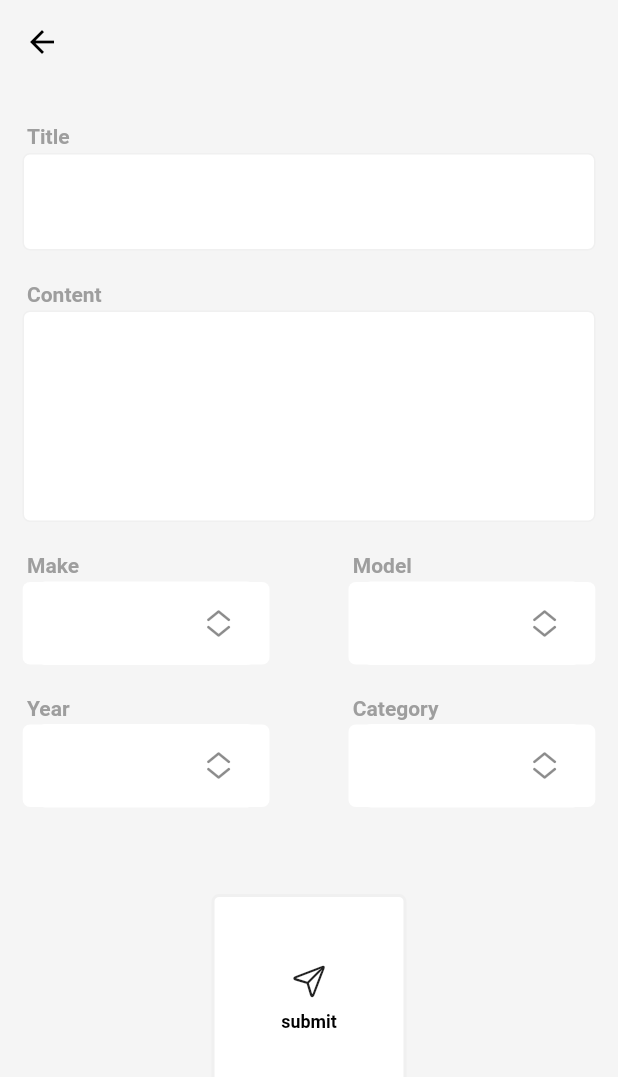
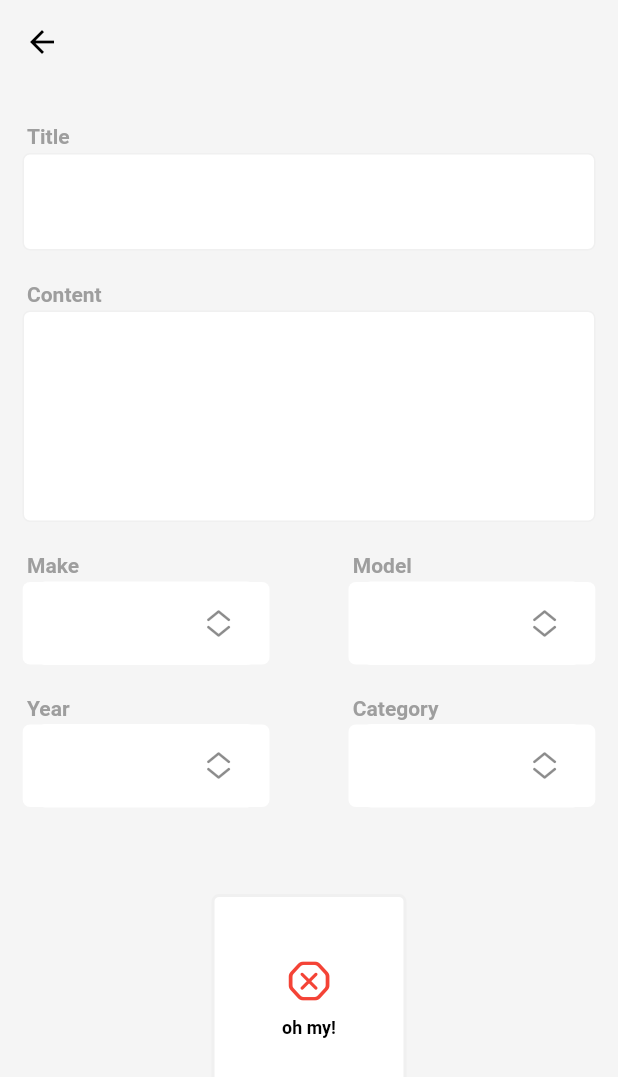
Before and after one commit to willroyMyles/autoparts, a Flutter app: the CreatePost screen opened directly, on a phone screen of 412 x 824 dp. Shown: the top 1077 px of the screen. Run offline on Flutter 3.47's test engine with Material 2 defaults, Android fonts, the light colour scheme and no system bars; our stand-ins replace csv, dio, entry, get, get_storage, google_sign_in and 2 more; missing offline and left inert: dart:ffi, google_sign_in_dartio; accounts and stored records are empty.

Commit message:
Able to post a post

```diff
--- a/lib/backend/network/post/post.executor.dart
+++ b/lib/backend/network/post/post.executor.dart
@@ -12,6 +12,12 @@ mixin PostExecutor {
   @protected
   Future<dynamic> postCreatePost(
       {dynamic data, Map<String, dynamic>? params}) async {
+    if (params != null) {
+      params.putIfAbsent("userId", () => infoService.userInfo.value.userId);
+    } else {
+      params = {};
+      params.putIfAbsent("userId", () => infoService.userInfo.value.userId);
+    }
     var res = await baseEx.create(postPath, data: data, params: params);
     return Future.value(res);
   }
--- a/lib/frontend/components/inputOptionFormField.dart
+++ b/lib/frontend/components/inputOptionFormField.dart
@@ -101,6 +101,11 @@ class InputOptionFormField extends StatelessWidget {
               child: LayoutBuilder(builder: (context, con) {
                 return IgnorePointer(
                   child: TextFormField(
+                    validator: (text) {
+                      if (text!.isEmpty) {
+                        return "$label can not be empty";
+                      }
+                    },
                     controller: crtl,
                     decoration: InputDecoration(
                         filled: true,
--- a/lib/frontend/components/inputTextFormField.dart
+++ b/lib/frontend/components/inputTextFormField.dart
@@ -48,6 +48,11 @@ class InputTextFormField extends StatelessWidget {
             child: TextFormField(
               controller: crtl,
               maxLines: multiLine ? 5 : 1,
+              validator: (text) {
+                if (text!.isEmpty) {
+                  return "$label can not be empty";
+                }
+              },
               decoration: InputDecoration(
                   filled: true,
                   fillColor: Colors.white,
--- /dev/null
+++ b/lib/frontend/components/squareButtonwithStatus.dart
@@ -0,0 +1,115 @@
+import 'dart:ffi';
+
+import 'package:entry/entry.dart';
+import 'package:flutter/cupertino.dart';
+import 'package:flutter/material.dart';
+import 'package:get/get.dart';
+import 'package:wrg3/backend/extension/ext.dart';
+import 'package:wrg3/backend/services/service.theme.dart';
+
+class SquareButtonWithStatus extends StatefulWidget {
+  final String text;
+  final String loadingText;
+  final String successText;
+  final String errorText;
+
+  final IconData iconData;
+  final Function callback;
+  final bool small;
+  const SquareButtonWithStatus(
+      {Key? key,
+      required this.text,
+      required this.iconData,
+      required this.callback,
+      this.small = false,
+      this.loadingText = "loading",
+      this.successText = "done",
+      this.errorText = "oh my!"})
+      : super(key: key);
+
+  @override
+  State<SquareButtonWithStatus> createState() => _SquareButtonWithStatusState();
+}
+
+class _SquareButtonWithStatusState extends State<SquareButtonWithStatus> {
+  RxStatus status = RxStatus.error();
+  @override
+  Widget build(BuildContext context) {
+    var size = widget.small ? 130.0 : 180.0;
+    return Container(
+      margin: EdgeInsets.all(19),
+      child: InkWell(
+        onTap: () async {
+          try {
+            setState(() {
+              status = RxStatus.loading();
+            });
+            await widget.callback();
+            setState(() {
+              status = RxStatus.success();
+            });
+
+            Future.delayed(Duration(seconds: 2), () {
+              setState(() {
+                status = RxStatus.empty();
+              });
+            });
+          } catch (e) {
+            setState(() {
+              status = RxStatus.error();
+            });
+            Future.delayed(Duration(seconds: 2), () {
+              setState(() {
+                status = RxStatus.empty();
+              });
+            });
+          }
+        },
+        child: Container(
+          height: size,
+          width: size,
+          alignment: Alignment.center,
+          decoration: BoxDecoration(
+              color: Colors.white,
+              borderRadius: themeService.br,
+              border: Border.all(color: themeService.grey, width: 2),
+              boxShadow: [themeService.primaryShadow]),
+          child: Column(mainAxisAlignment: MainAxisAlignment.center, children: [
+            if (status.isEmpty)
+              Padding(
+                padding: const EdgeInsets.all(8.0),
+                child: Icon(widget.iconData),
+              ),
+            if (status.isLoading)
+              Container(
+                padding: const EdgeInsets.all(8.0),
+                child: CircularProgressIndicator(),
+              ),
+            if (status.isSuccess)
+              Padding(
+                padding: const EdgeInsets.all(8.0),
+                child: Icon(
+                  Icons.check_circle_outline_rounded,
+                  color: Colors.green,
+                  size: 32,
+                ),
+              ),
+            if (status.isError)
+              Padding(
+                padding: const EdgeInsets.all(8.0),
+                child: Icon(
+                  CupertinoIcons.xmark_octagon,
+                  color: Colors.red,
+                  size: 32,
+                ),
+              ),
+            if (status.isEmpty) Entry.opacity(child: Text(widget.text).h2()),
+            if (status.isLoading) Text(widget.loadingText).h2(),
+            if (status.isSuccess) Text(widget.successText).h2(),
+            if (status.isError) Text(widget.errorText).h2(),
+          ]),
+        ),
+      ),
+    );
+  }
+}
--- a/lib/frontend/pages/create post/view.createPost.dart
+++ b/lib/frontend/pages/create post/view.createPost.dart
@@ -5,6 +5,7 @@ import 'package:wrg3/backend/extension/ext.dart';
 import 'package:wrg3/backend/services/service.carData.dart';
 import 'package:wrg3/frontend/components/inputOptionFormField.dart';
 import 'package:wrg3/frontend/components/squareButton.dart';
+import 'package:wrg3/frontend/components/squareButtonwithStatus.dart';
 import 'package:wrg3/frontend/pages/create%20post/state.createPost.dart';
 
 import '../../../backend/services/service.theme.dart';
@@ -23,6 +24,7 @@ class CreatePost extends StatelessWidget {
       body: GetBuilder<CreatePostState>(builder: (con) {
         return SingleChildScrollView(
             child: Form(
+          key: controller.formKey,
           child: Container(
             padding: EdgeInsets.all(15),
             child: Column(children: [
@@ -101,11 +103,11 @@ class CreatePost extends StatelessWidget {
               SizedBox(
                 height: 30,
               ),
-              SquareButton(
+              SquareButtonWithStatus(
                   small: true,
                   text: "submit",
                   iconData: CupertinoIcons.paperplane,
-                  callback: () {}),
+                  callback: controller.onSubmit),
               SizedBox(
                 height: 30,
               ),
```
Also changed, not shown: lib/frontend/pages/create post/state.createPost.dart (+16 -0 lines).
